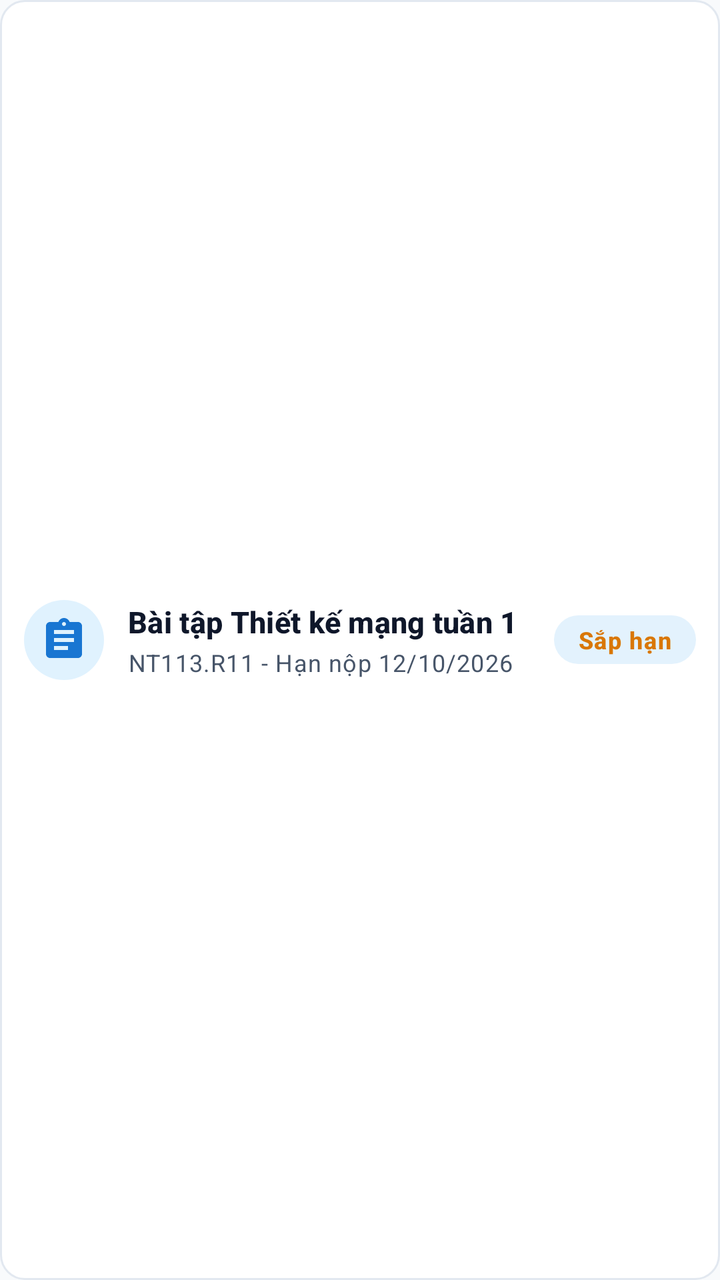
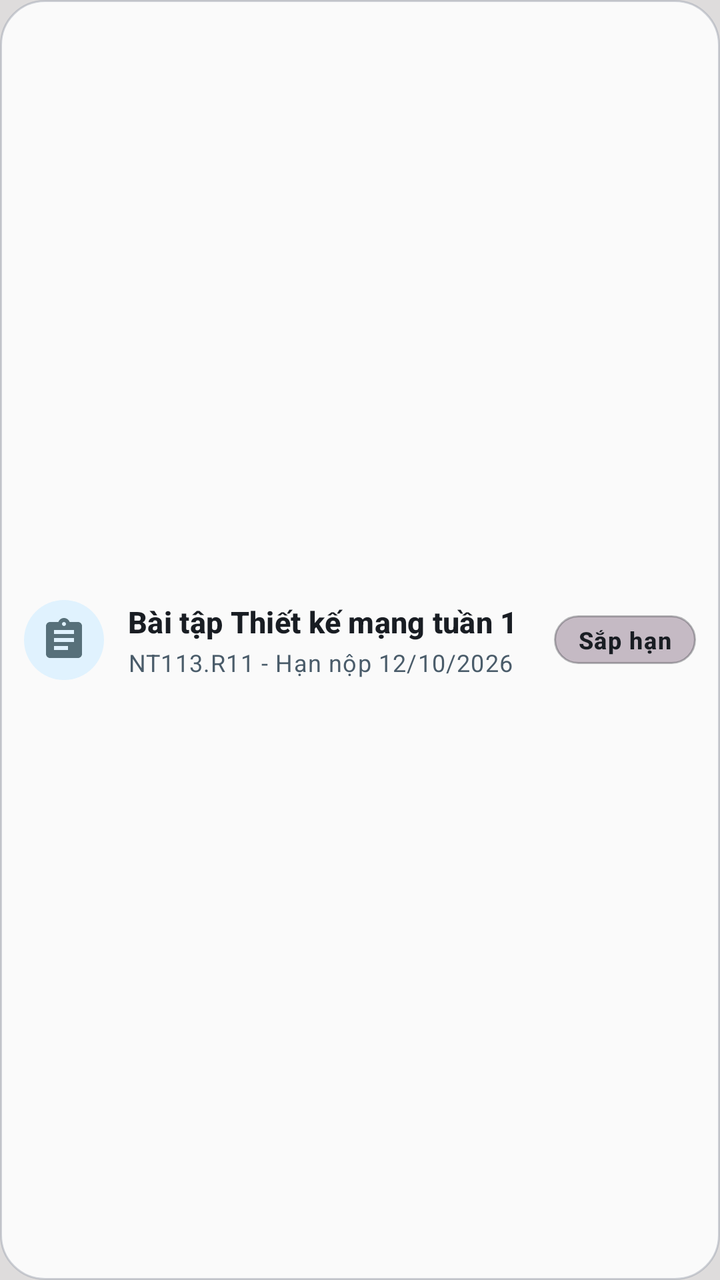

Two renders of the same Android screen: before a commit and after it. Below are the layout's source before the change and the commit's diff.
<!-- AndroidManifest.xml: application theme Theme.UniClassApp -->
<!-- res/layout/item_assignment_row.xml -->
<?xml version="1.0" encoding="utf-8"?>
<LinearLayout xmlns:android="http://schemas.android.com/apk/res/android"
    xmlns:app="http://schemas.android.com/apk/res-auto"
    android:id="@+id/rowAssignmentRoot"
    android:layout_width="match_parent"
    android:layout_height="@dimen/list_item_height"
    android:layout_marginBottom="@dimen/space_8"
    android:background="@drawable/bg_surface_card"
    android:gravity="center_vertical"
    android:orientation="horizontal"
    android:paddingHorizontal="@dimen/space_12">

    <ImageView
        android:id="@+id/ivAssignmentIcon"
        android:layout_width="40dp"
        android:layout_height="40dp"
        android:background="@drawable/bg_circle_aura"
        android:contentDescription="@null"
        android:padding="8dp"
        android:src="@drawable/ic_assignment"
        app:tint="@color/color_primary" />

    <LinearLayout
        android:layout_width="0dp"
        android:layout_height="wrap_content"
        android:layout_marginHorizontal="@dimen/space_12"
        android:layout_weight="1"
        android:orientation="vertical">

        <TextView
            android:id="@+id/tvAssignmentTitle"
            style="@style/TextAppearance.EduLens.Subtitle"
            android:layout_width="match_parent"
            android:layout_height="wrap_content"
            android:ellipsize="end"
            android:maxLines="1"
            android:text="@string/assignment_title_1" />

        <TextView
            android:id="@+id/tvAssignmentCourseOrDue"
            style="@style/TextAppearance.EduLens.Caption"
            android:layout_width="match_parent"
            android:layout_height="wrap_content"
            android:layout_marginTop="2dp"
            android:ellipsize="end"
            android:maxLines="1"
            android:text="@string/assignment_desc_1" />
    </LinearLayout>

    <TextView
        android:id="@+id/tvDeadlineBadge"
        style="@style/TextAppearance.EduLens.Badge"
        android:layout_width="wrap_content"
        android:layout_height="wrap_content"
        android:background="@drawable/bg_badge_pill"
        android:paddingHorizontal="@dimen/space_12"
        android:paddingVertical="4dp"
        android:text="@string/status_due_soon"
        android:textColor="@color/color_warning" />

    <ImageButton
        android:id="@+id/btnDeleteAssignment"
        android:layout_width="32dp"
        android:layout_height="32dp"
        android:layout_marginStart="@dimen/space_8"
        android:background="?attr/selectableItemBackgroundBorderless"
        android:contentDescription="@null"
        android:padding="4dp"
        android:scaleType="fitCenter"
        android:src="@drawable/ic_delete"
        android:visibility="gone"
        app:tint="@color/color_error" />
</LinearLayout>
<!-- resources referenced by this layout -->
<resources>
  <color name="color_error">#DC2626</color>
  <color name="color_primary">#1976D2</color>
  <color name="color_warning">#D97706</color>
  <dimen name="list_item_height">72dp</dimen>
  <dimen name="space_12">12dp</dimen>
  <dimen name="space_8">8dp</dimen>
  <!-- drawable bg_badge_pill (drawable) -->
  <?xml version="1.0" encoding="utf-8"?>
  <shape xmlns:android="http://schemas.android.com/apk/res/android"
      android:shape="rectangle">
      <solid android:color="@color/color_primary_container" />
      <corners android:radius="@dimen/radius_pill" />
  </shape>
  <!-- drawable bg_circle_aura (drawable) -->
  <?xml version="1.0" encoding="utf-8"?>
  <shape xmlns:android="http://schemas.android.com/apk/res/android"
      android:shape="oval">
      <solid android:color="#E0F2FE"/>
  </shape>
  <!-- drawable bg_surface_card (drawable) -->
  <?xml version="1.0" encoding="utf-8"?>
  <shape xmlns:android="http://schemas.android.com/apk/res/android"
      android:shape="rectangle">
      <solid android:color="@color/color_surface" />
      <stroke
          android:width="1dp"
          android:color="@color/outline_border" />
      <corners android:radius="@dimen/radius_md" />
  </shape>
  <!-- drawable ic_delete (drawable) -->
  <vector xmlns:android="http://schemas.android.com/apk/res/android"
      android:width="24dp"
      android:height="24dp"
      android:viewportWidth="24"
      android:viewportHeight="24">
    <path
        android:fillColor="#FFDC2626"
        android:pathData="M6,19c0,1.1 0.9,2 2,2h8c1.1,0 2,-0.9 2,-2V7H6v12zM19,4h-3.5l-1,-1h-5l-1,1H5v2h14V4z"/>
  </vector>
  <string name="assignment_desc_1">NT113.R11 - Hạn nộp 12/10/2026</string>
  <string name="assignment_title_1">Bài tập Thiết kế mạng tuần 1</string>
  <string name="status_due_soon">Sắp hạn</string>
  <style name="TextAppearance.EduLens.Badge" parent="TextAppearance.Material3.LabelSmall">
          <item name="android:textSize">12sp</item>
          <item name="android:textStyle">bold</item>
      </style>
  <style name="TextAppearance.EduLens.Caption" parent="TextAppearance.Material3.BodySmall">
          <item name="android:textSize">12sp</item>
          <item name="android:textStyle">normal</item>
          <item name="android:textColor">@color/text_secondary</item>
      </style>
  <style name="TextAppearance.EduLens.Subtitle" parent="TextAppearance.Material3.TitleSmall">
          <item name="android:textSize">15sp</item>
          <item name="android:textStyle">bold</item>
          <item name="android:textColor">@color/text_primary</item>
      </style>
  <style name="Theme.UniClassApp" parent="Base.Theme.UniClassApp" />
  <color name="color_primary_container">#E3F2FD</color>
  <dimen name="radius_pill">999dp</dimen>
  <color name="color_surface">#FFFFFF</color>
  <color name="outline_border">#E2E8F0</color>
  <dimen name="radius_md">12dp</dimen>
  <color name="text_secondary">#475569</color>
  <color name="text_primary">#0F172A</color>
  <style name="Base.Theme.UniClassApp" parent="Theme.Material3.Light.NoActionBar">
          <item name="colorPrimary">@color/color_primary</item>
          <item name="colorPrimaryContainer">@color/color_primary_container</item>
          <item name="colorSecondary">@color/color_secondary</item>
          <item name="colorSecondaryContainer">@color/color_secondary_container</item>
          <item name="colorSurface">@color/color_surface</item>
          <item name="android:colorBackground">@color/color_background</item>
          <item name="colorError">@color/color_error</item>
          <item name="android:statusBarColor">@color/color_surface</item>
          <item name="android:windowLightStatusBar" tools:targetApi="m">true</item>
      </style>
  <color name="color_secondary">#0288D1</color>
  <color name="color_secondary_container">#E0F2FE</color>
  <color name="color_background">#F8FAFC</color>
  <!-- unchanged entries left out for length: 1 -->
</resources>

<!-- the commit's change to res/layout/item_assignment_row.xml (unified diff, before → after) -->
@@ -5,7 +5,7 @@
     android:layout_width="match_parent"
     android:layout_height="@dimen/list_item_height"
     android:layout_marginBottom="@dimen/space_8"
-    android:background="@drawable/bg_surface_card"
+    android:background="@drawable/bg_unified_surface_card"
     android:gravity="center_vertical"
     android:orientation="horizontal"
     android:paddingHorizontal="@dimen/space_12">
@@ -18,7 +18,7 @@
         android:contentDescription="@null"
         android:padding="8dp"
         android:src="@drawable/ic_assignment"
-        app:tint="@color/color_primary" />
+        app:tint="@color/p2_teal" />
 
     <LinearLayout
         android:layout_width="0dp"
@@ -34,6 +34,7 @@
             android:layout_height="wrap_content"
             android:ellipsize="end"
             android:maxLines="1"
+            android:textColor="@color/uc_text_primary"
             android:text="@string/assignment_title_1" />
 
         <TextView
@@ -44,6 +45,7 @@
             android:layout_marginTop="2dp"
             android:ellipsize="end"
             android:maxLines="1"
+            android:textColor="@color/uc_text_secondary"
             android:text="@string/assignment_desc_1" />
     </LinearLayout>
 
@@ -52,11 +54,11 @@
         style="@style/TextAppearance.EduLens.Badge"
         android:layout_width="wrap_content"
         android:layout_height="wrap_content"
-        android:background="@drawable/bg_badge_pill"
+        android:background="@drawable/bg_unified_lavender_pill"
         android:paddingHorizontal="@dimen/space_12"
         android:paddingVertical="4dp"
         android:text="@string/status_due_soon"
-        android:textColor="@color/color_warning" />
+        android:textColor="#191D23" />
 
     <ImageButton
         android:id="@+id/btnDeleteAssignment"
<!-- resource entries referenced after the edit -->
@@ -1,33 +1,37 @@
 <!-- resources referenced by this layout -->
 <resources>
   <color name="color_error">#DC2626</color>
-  <color name="color_primary">#1976D2</color>
-  <color name="color_warning">#D97706</color>
+  <color name="p2_teal">#57707A</color>
+  <color name="uc_text_primary">#191D23</color>
+  <color name="uc_text_secondary">#4A5C6A</color>
   <dimen name="list_item_height">72dp</dimen>
   <dimen name="space_12">12dp</dimen>
   <dimen name="space_8">8dp</dimen>
-  <!-- drawable bg_badge_pill (drawable) -->
-  <?xml version="1.0" encoding="utf-8"?>
-  <shape xmlns:android="http://schemas.android.com/apk/res/android"
-      android:shape="rectangle">
-      <solid android:color="@color/color_primary_container" />
-      <corners android:radius="@dimen/radius_pill" />
-  </shape>
   <!-- drawable bg_circle_aura (drawable) -->
   <?xml version="1.0" encoding="utf-8"?>
   <shape xmlns:android="http://schemas.android.com/apk/res/android"
       android:shape="oval">
       <solid android:color="#E0F2FE"/>
   </shape>
-  <!-- drawable bg_surface_card (drawable) -->
+  <!-- drawable bg_unified_lavender_pill (drawable) -->
   <?xml version="1.0" encoding="utf-8"?>
   <shape xmlns:android="http://schemas.android.com/apk/res/android"
       android:shape="rectangle">
-      <solid android:color="@color/color_surface" />
+      <corners android:radius="999dp" />
+      <solid android:color="#C5BAC4" />
       <stroke
           android:width="1dp"
-          android:color="@color/outline_border" />
-      <corners android:radius="@dimen/radius_md" />
+          android:color="#4D191D23" />
+  </shape>
+  <!-- drawable bg_unified_surface_card (drawable) -->
+  <?xml version="1.0" encoding="utf-8"?>
+  <shape xmlns:android="http://schemas.android.com/apk/res/android"
+      android:shape="rectangle">
+      <corners android:radius="22dp" />
+      <solid android:color="@color/uc_surface_card" />
+      <stroke
+          android:width="1dp"
+          android:color="@color/uc_border_card" />
   </shape>
   <!-- drawable ic_delete (drawable) -->
   <vector xmlns:android="http://schemas.android.com/apk/res/android"
@@ -57,27 +61,21 @@
           <item name="android:textColor">@color/text_primary</item>
       </style>
   <style name="Theme.UniClassApp" parent="Base.Theme.UniClassApp" />
-  <color name="color_primary_container">#E3F2FD</color>
-  <dimen name="radius_pill">999dp</dimen>
-  <color name="color_surface">#FFFFFF</color>
-  <color name="outline_border">#E2E8F0</color>
-  <dimen name="radius_md">12dp</dimen>
+  <color name="uc_surface_card">#D9FFFFFF</color>
+  <color name="uc_border_card">#73989DAA</color>
   <color name="text_secondary">#475569</color>
   <color name="text_primary">#0F172A</color>
-  <style name="Base.Theme.UniClassApp" parent="Theme.Material3.Light.NoActionBar">
-          <item name="colorPrimary">@color/color_primary</item>
-          <item name="colorPrimaryContainer">@color/color_primary_container</item>
-          <item name="colorSecondary">@color/color_secondary</item>
-          <item name="colorSecondaryContainer">@color/color_secondary_container</item>
-          <item name="colorSurface">@color/color_surface</item>
-          <item name="android:colorBackground">@color/color_background</item>
+  <style name="Base.Theme.UniClassApp" parent="Theme.Material3.DayNight.NoActionBar">
+          <item name="colorPrimary">@color/p2_teal</item>
+          <item name="colorSecondary">@color/p2_lavender</item>
+          <item name="colorSurface">@color/uc_bg_canvas</item>
+          <item name="android:colorBackground">@color/uc_bg_canvas</item>
           <item name="colorError">@color/color_error</item>
-          <item name="android:statusBarColor">@color/color_surface</item>
+          <item name="android:statusBarColor">@color/uc_bg_canvas</item>
           <item name="android:windowLightStatusBar" tools:targetApi="m">true</item>
       </style>
-  <color name="color_secondary">#0288D1</color>
-  <color name="color_secondary_container">#E0F2FE</color>
-  <color name="color_background">#F8FAFC</color>
+  <color name="p2_lavender">#C5BAC4</color>
+  <color name="uc_bg_canvas">#DEDCDC</color>
   <!-- unchanged entries left out for length: 1 -->
 </resources>
 
